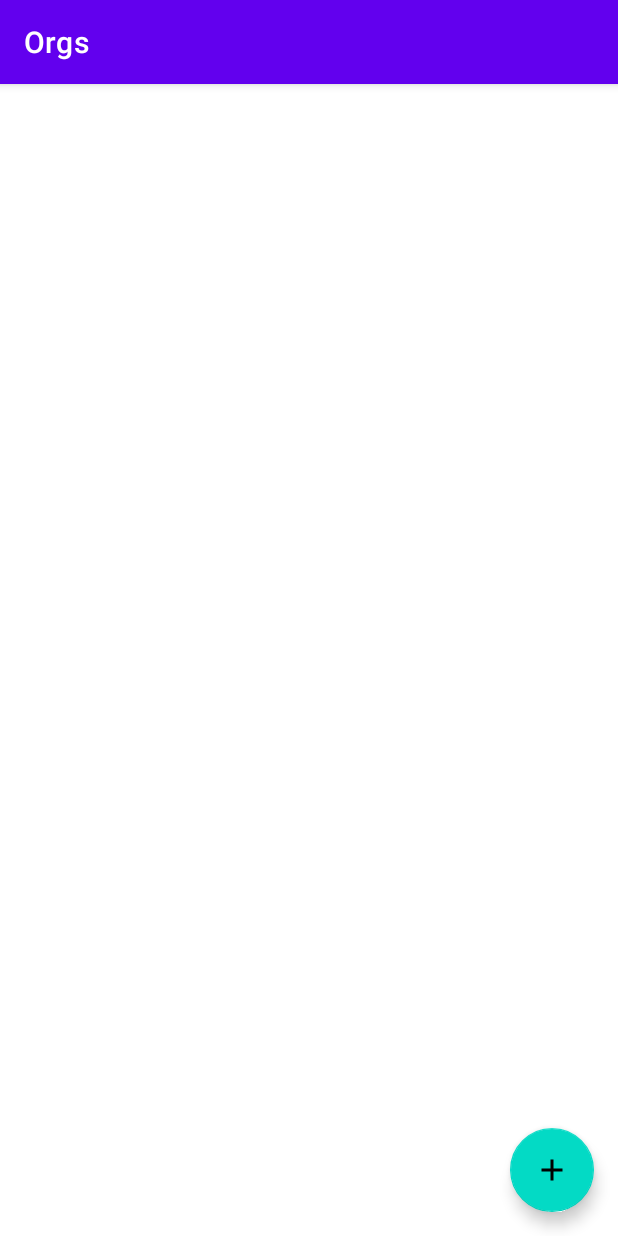
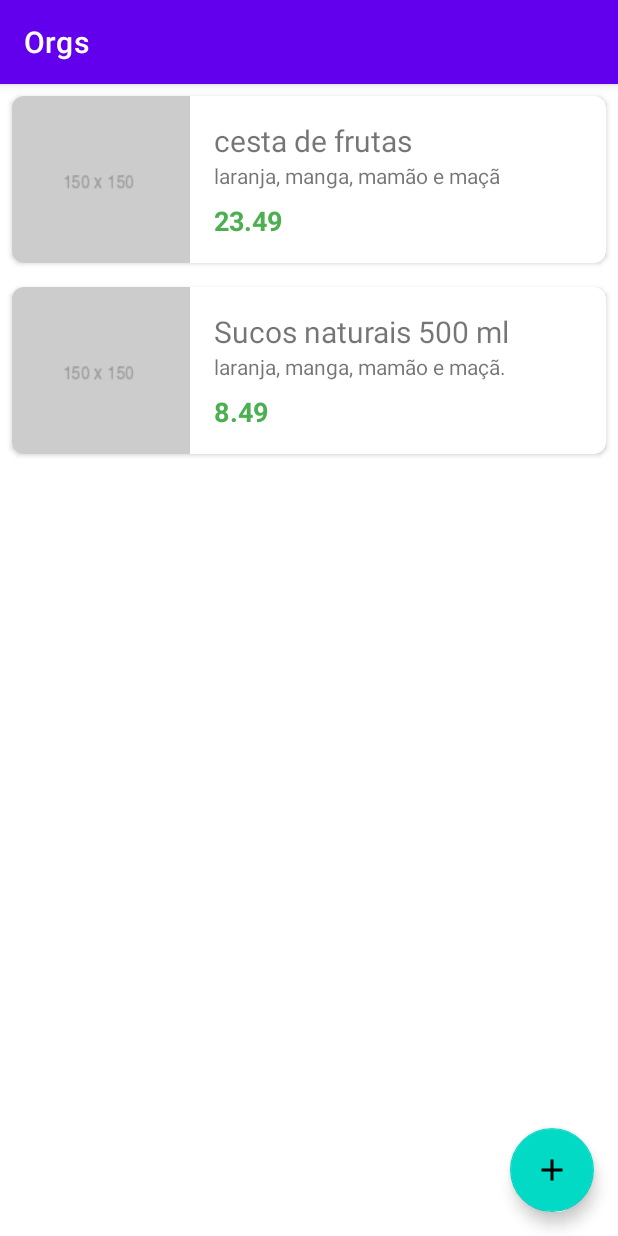
Before and after one commit to alexfelipe/orgs-2, an Android app: the screen it shows after launch (ListaProdutosActivity), on a phone screen of 412 x 824 dp. Run offline under Robolectric (Android 15) with nearby library versions, the phone set to English and light mode, and no system bars.

Commit message:
configurando o view binding

```diff
--- a/app/build.gradle
+++ b/app/build.gradle
@@ -30,10 +30,12 @@ android {
     kotlinOptions {
         jvmTarget = '1.8'
     }
+    buildFeatures {
+        viewBinding true
+    }
 }
 
 dependencies {
-
     implementation "org.jetbrains.kotlin:kotlin-stdlib:$kotlin_version"
     implementation 'androidx.core:core-ktx:1.5.0'
     implementation 'androidx.appcompat:appcompat:1.3.0'
@@ -43,4 +45,6 @@ dependencies {
     testImplementation 'junit:junit:4.13.2'
     androidTestImplementation 'androidx.test.ext:junit:1.1.2'
     androidTestImplementation 'androidx.test.espresso:espresso-core:3.3.0'
+
+    implementation "io.coil-kt:coil:1.2.1"
 }
--- a/app/src/main/AndroidManifest.xml
+++ b/app/src/main/AndroidManifest.xml
@@ -8,7 +8,8 @@
         android:label="@string/app_name"
         android:roundIcon="@mipmap/ic_launcher_round"
         android:supportsRtl="true"
-        android:theme="@style/Theme.Orgs">
+        android:theme="@style/Theme.Orgs"
+        android:name=".OrgsApp">
         <activity android:name=".ui.activity.FormularioProdutoActivity" />
         <activity android:name=".ui.activity.ListaProdutosActivity">
             <intent-filter>
--- /dev/null
+++ b/app/src/main/java/br/com/alura/orgs/OrgsApp.kt
@@ -0,0 +1,27 @@
+package br.com.alura.orgs
+
+import android.app.Application
+import br.com.alura.orgs.dao.ProdutosDao
+import br.com.alura.orgs.model.Produto
+import java.math.BigDecimal
+
+class OrgsApp : Application() {
+
+    override fun onCreate() {
+        super.onCreate()
+        ProdutosDao()
+            .adiciona(
+                Produto(
+                    nome = "cesta de frutas",
+                    descricao = "laranja, manga, mamão e maçã",
+                    valor = BigDecimal("23.49")
+                ),
+                Produto(
+                    nome = "Sucos naturais 500 ml",
+                    descricao = "laranja, manga, mamão e maçã.",
+                    valor = BigDecimal("8.49")
+                ),
+            )
+    }
+
+}
--- a/app/src/main/java/br/com/alura/orgs/dao/ProdutosDao.kt
+++ b/app/src/main/java/br/com/alura/orgs/dao/ProdutosDao.kt
@@ -4,8 +4,8 @@ import br.com.alura.orgs.model.Produto
 
 class ProdutosDao {
 
-    fun adiciona(produto: Produto){
-        produtos.add(produto)
+    fun adiciona(vararg produtos: Produto){
+        Companion.produtos.addAll(produtos)
     }
 
     fun buscaTodos() : List<Produto> {
--- a/app/src/main/java/br/com/alura/orgs/ui/activity/ListaProdutosActivity.kt
+++ b/app/src/main/java/br/com/alura/orgs/ui/activity/ListaProdutosActivity.kt
@@ -6,16 +6,21 @@ import androidx.appcompat.app.AppCompatActivity
 import androidx.recyclerview.widget.RecyclerView
 import br.com.alura.orgs.R
 import br.com.alura.orgs.dao.ProdutosDao
+import br.com.alura.orgs.databinding.ActivityListaProdutosActivityBinding
 import br.com.alura.orgs.ui.recyclerview.adapter.ListaProdutosAdapter
 import com.google.android.material.floatingactionbutton.FloatingActionButton
 
-class ListaProdutosActivity : AppCompatActivity(R.layout.activity_lista_produtos_activity) {
+class ListaProdutosActivity : AppCompatActivity() {
 
     private val dao = ProdutosDao()
     private val adapter = ListaProdutosAdapter(context = this, produtos = dao.buscaTodos())
+    private val binding by lazy {
+        ActivityListaProdutosActivityBinding.inflate(layoutInflater)
+    }
 
     override fun onCreate(savedInstanceState: Bundle?) {
         super.onCreate(savedInstanceState)
+        setContentView(binding.root)
         configuraRecyclerView()
         configuraFab()
     }
@@ -26,7 +31,7 @@ class ListaProdutosActivity : AppCompatActivity(R.layout.activity_lista_produtos
     }
 
     private fun configuraFab() {
-        val fab = findViewById<FloatingActionButton>(R.id.activity_lista_produtos_fab)
+        val fab = binding.activityListaProdutosFab
         fab.setOnClickListener {
             vaiParaFormularioProduto()
         }
@@ -38,7 +43,7 @@ class ListaProdutosActivity : AppCompatActivity(R.layout.activity_lista_produtos
     }
 
     private fun configuraRecyclerView() {
-        val recyclerView = findViewById<RecyclerView>(R.id.activity_lista_produtos_recyclerView)
+        val recyclerView = binding.activityListaProdutosRecyclerView
         recyclerView.adapter = adapter
     }
 
--- a/app/src/main/java/br/com/alura/orgs/ui/recyclerview/adapter/ListaProdutosAdapter.kt
+++ b/app/src/main/java/br/com/alura/orgs/ui/recyclerview/adapter/ListaProdutosAdapter.kt
@@ -7,6 +7,7 @@ import android.view.ViewGroup
 import android.widget.TextView
 import androidx.recyclerview.widget.RecyclerView
 import br.com.alura.orgs.R
+import br.com.alura.orgs.databinding.ProdutoItemBinding
 import br.com.alura.orgs.model.Produto
 
 class ListaProdutosAdapter(
@@ -16,14 +17,15 @@ class ListaProdutosAdapter(
 
     private val produtos = produtos.toMutableList()
 
-    class ViewHolder(view: View) : RecyclerView.ViewHolder(view) {
+    class ViewHolder(private val binding: ProdutoItemBinding) :
+        RecyclerView.ViewHolder(binding.root) {
 
         fun vincula(produto: Produto) {
-            val nome = itemView.findViewById<TextView>(R.id.produto_item_nome)
+            val nome = binding.produtoItemNome
             nome.text = produto.nome
-            val descricao = itemView.findViewById<TextView>(R.id.produto_item_descricao)
+            val descricao = binding.produtoItemDescricao
             descricao.text = produto.descricao
-            val valor = itemView.findViewById<TextView>(R.id.produto_item_valor)
+            val valor = binding.produtoItemValor
             valor.text = produto.valor.toPlainString()
         }
 
@@ -31,8 +33,8 @@ class ListaProdutosAdapter(
 
     override fun onCreateViewHolder(parent: ViewGroup, viewType: Int): ViewHolder {
         val inflater = LayoutInflater.from(context)
-        val view = inflater.inflate(R.layout.produto_item, parent, false)
-        return ViewHolder(view)
+        val binding = ProdutoItemBinding.inflate(inflater, parent, false)
+        return ViewHolder(binding)
     }
 
     override fun onBindViewHolder(holder: ViewHolder, position: Int) {
```
Also changed, not shown: app/src/main/java/br/com/alura/orgs/ui/activity/FormularioProdutoActivity.kt (+14 -9 lines).
